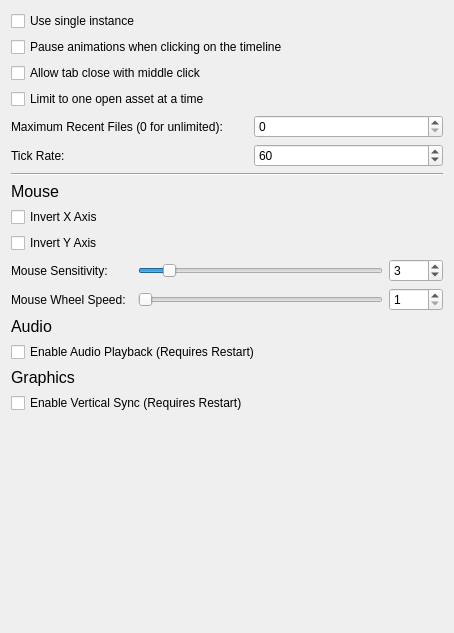
This is src/hlam/ui/options/OptionsPageGeneral.ui in SamVanheer/HalfLifeAssetManager as Qt 5 draws it before an edit. The edited form follows.
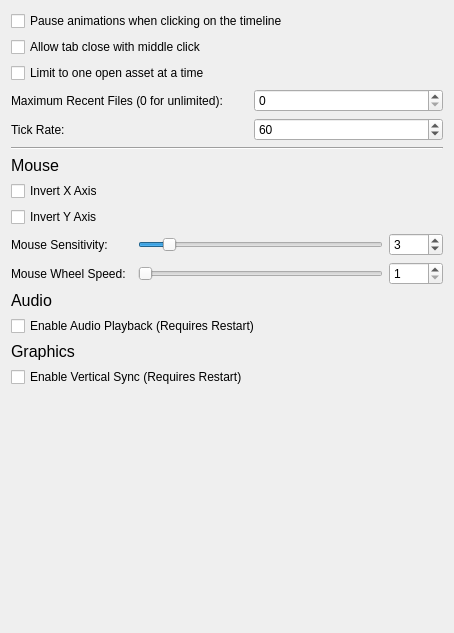
This is the edited form.

Commit message: Remove "Use single instance" option, make this the default behavior

What changed in the file:
```diff
--- a/src/hlam/ui/options/OptionsPageGeneral.ui
+++ b/src/hlam/ui/options/OptionsPageGeneral.ui
@@ -14,40 +14,7 @@
    <string>Form</string>
   </property>
   <layout class="QGridLayout" name="gridLayout">
-   <item row="3" column="0" colspan="2">
-    <widget class="QCheckBox" name="OneAssetAtATime">
-     <property name="text">
-      <string>Limit to one open asset at a time</string>
-     </property>
-    </widget>
-   </item>
-   <item row="11" column="0" colspan="2">
-    <layout class="QGridLayout" name="gridLayout_3">
-     <property name="bottomMargin">
-      <number>0</number>
-     </property>
-     <item row="0" column="0">
-      <widget class="QCheckBox" name="EnableAudioPlayback">
-       <property name="text">
-        <string>Enable Audio Playback (Requires Restart)</string>
-       </property>
-      </widget>
-     </item>
-    </layout>
-   </item>
-   <item row="13" column="0" colspan="2">
-    <widget class="QLabel" name="label_7">
-     <property name="font">
-      <font>
-       <pointsize>12</pointsize>
-      </font>
-     </property>
-     <property name="text">
-      <string>Graphics</string>
-     </property>
-    </widget>
-   </item>
-   <item row="8" column="0" colspan="2">
+   <item row="7" column="0" colspan="2">
     <layout class="QGridLayout" name="gridLayout_2">
      <property name="bottomMargin">
       <number>0</number>
@@ -134,36 +101,22 @@
      </item>
     </layout>
    </item>
-   <item row="0" column="0" colspan="2">
-    <widget class="QCheckBox" name="UseSingleInstance">
-     <property name="text">
-      <string>Use single instance</string>
-     </property>
-    </widget>
-   </item>
-   <item row="7" column="0" colspan="2">
-    <widget class="QLabel" name="label">
+   <item row="12" column="0" colspan="2">
+    <widget class="QLabel" name="label_7">
      <property name="font">
       <font>
        <pointsize>12</pointsize>
       </font>
      </property>
      <property name="text">
-      <string>Mouse</string>
+      <string>Graphics</string>
      </property>
      <property name="scaledContents">
       <bool>false</bool>
      </property>
     </widget>
    </item>
-   <item row="1" column="0" colspan="2">
-    <widget class="QCheckBox" name="PauseAnimationsOnTimelineClick">
-     <property name="text">
-      <string>Pause animations when clicking on the timeline</string>
-     </property>
-    </widget>
-   </item>
-   <item row="6" column="0" colspan="2">
+   <item row="5" column="0" colspan="2">
     <widget class="Line" name="line">
      <property name="minimumSize">
       <size>
@@ -176,39 +129,21 @@
      </property>
     </widget>
    </item>
-   <item row="9" column="0" colspan="2">
-    <widget class="QLabel" name="label_5">
-     <property name="font">
-      <font>
-       <pointsize>12</pointsize>
-      </font>
-     </property>
-     <property name="text">
-      <string>Audio</string>
-     </property>
-    </widget>
-   </item>
-   <item row="5" column="1">
-    <widget class="QSpinBox" name="TickRate">
-     <property name="minimum">
-      <number>1</number>
-     </property>
-     <property name="maximum">
-      <number>1000</number>
-     </property>
-     <property name="value">
-      <number>60</number>
-     </property>
-    </widget>
-   </item>
-   <item row="5" column="0">
+   <item row="4" column="0">
     <widget class="QLabel" name="label_3">
      <property name="text">
       <string>Tick Rate:</string>
      </property>
     </widget>
    </item>
-   <item row="4" column="0">
+   <item row="2" column="0" colspan="2">
+    <widget class="QCheckBox" name="OneAssetAtATime">
+     <property name="text">
+      <string>Limit to one open asset at a time</string>
+     </property>
+    </widget>
+   </item>
+   <item row="3" column="0">
     <widget class="QLabel" name="label_2">
      <property name="sizePolicy">
       <sizepolicy hsizetype="Fixed" vsizetype="Preferred">
@@ -221,21 +156,40 @@
      </property>
     </widget>
    </item>
-   <item row="4" column="1">
+   <item row="3" column="1">
     <widget class="QSpinBox" name="MaxRecentFiles">
      <property name="maximum">
       <number>100</number>
      </property>
     </widget>
    </item>
-   <item row="14" column="0">
+   <item row="0" column="0" colspan="2">
+    <widget class="QCheckBox" name="PauseAnimationsOnTimelineClick">
+     <property name="text">
+      <string>Pause animations when clicking on the timeline</string>
+     </property>
+    </widget>
+   </item>
+   <item row="8" column="0" colspan="2">
+    <widget class="QLabel" name="label_5">
+     <property name="font">
+      <font>
+       <pointsize>12</pointsize>
+      </font>
+     </property>
+     <property name="text">
+      <string>Audio</string>
+     </property>
+    </widget>
+   </item>
+   <item row="13" column="0">
     <widget class="QCheckBox" name="EnableVerticalSync">
      <property name="text">
       <string>Enable Vertical Sync (Requires Restart)</string>
      </property>
     </widget>
    </item>
-   <item row="16" column="0" colspan="2">
+   <item row="15" column="0" colspan="2">
     <spacer name="verticalSpacer">
      <property name="orientation">
       <enum>Qt::Vertical</enum>
@@ -248,13 +202,55 @@
      </property>
     </spacer>
    </item>
-   <item row="2" column="0" colspan="2">
+   <item row="6" column="0" colspan="2">
+    <widget class="QLabel" name="label">
+     <property name="font">
+      <font>
+       <pointsize>12</pointsize>
+      </font>
+     </property>
+     <property name="text">
+      <string>Mouse</string>
+     </property>
+     <property name="scaledContents">
+      <bool>false</bool>
+     </property>
+    </widget>
+   </item>
+   <item row="1" column="0" colspan="2">
     <widget class="QCheckBox" name="AllowTabCloseWithMiddleClick">
      <property name="text">
       <string>Allow tab close with middle click</string>
      </property>
     </widget>
    </item>
+   <item row="10" column="0" colspan="2">
+    <layout class="QGridLayout" name="gridLayout_3">
+     <property name="bottomMargin">
+      <number>0</number>
+     </property>
+     <item row="0" column="0">
+      <widget class="QCheckBox" name="EnableAudioPlayback">
+       <property name="text">
+        <string>Enable Audio Playback (Requires Restart)</string>
+       </property>
+      </widget>
+     </item>
+    </layout>
+   </item>
+   <item row="4" column="1">
+    <widget class="QSpinBox" name="TickRate">
+     <property name="minimum">
+      <number>1</number>
+     </property>
+     <property name="maximum">
+      <number>1000</number>
+     </property>
+     <property name="value">
+      <number>60</number>
+     </property>
+    </widget>
+   </item>
   </layout>
  </widget>
  <resources/>
```
Left out of the diff: 3 changed lines with no effect on the pictures. The commit also changes 5 other files.
